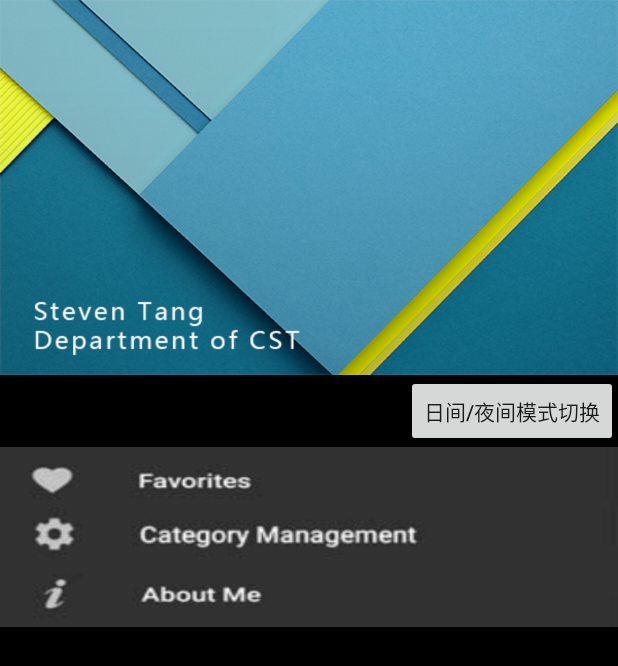
After one commit to JavaNewsApp/News-App, an Android app: the FunctionActivity screen opened directly, with no data from a screen before it, on a phone screen of 412 x 824 dp. The commit adds this screen. Shown: the top 666 px of the screen. Run offline under Robolectric (Android 15) with nearby library versions, the phone set to English and light mode, and no system bars.

Commit message:
2017-09-09 13:46:20

```diff
--- a/BigProject/app/src/main/AndroidManifest.xml
+++ b/BigProject/app/src/main/AndroidManifest.xml
@@ -20,11 +20,13 @@
                 <category android:name="android.intent.category.LAUNCHER" />
             </intent-filter>
         </activity>
+        <activity android:name=".FunctionActivity"/>
         <activity android:name=".AboutMe" />
         <activity android:name=".CategoryManager" />
         <activity android:name=".Favorites" />
         <activity android:name="com.ihandy.a2014011328.bigproject.Setting"/>
         <activity android:name=".Details"></activity>
+
     </application>
 
 </manifest>
--- /dev/null
+++ b/BigProject/app/src/main/java/com/ihandy/a2014011328/bigproject/FunctionActivity.java
@@ -0,0 +1,50 @@
+package com.ihandy.a2014011328.bigproject;
+
+import android.content.Intent;
+import android.os.Bundle;
+import android.support.design.widget.TabLayout;
+import android.support.v4.view.ViewPager;
+import android.support.v7.app.AppCompatActivity;
+import android.support.v7.widget.Toolbar;
+import android.view.View;
+import android.widget.ImageButton;
+
+/**
+ * Created by yu on 17-9-9.
+ */
+
+public class FunctionActivity extends AppCompatActivity{
+
+    protected void onCreate(Bundle savedInstanceState) {
+        super.onCreate(savedInstanceState);
+        setContentView(R.layout.activity_function);
+
+        ImageButton imageButton1 = (ImageButton) findViewById(R.id.favorite);
+        ImageButton imageButton2 = (ImageButton) findViewById(R.id.category);
+        ImageButton imageButton3 = (ImageButton) findViewById(R.id.about_me);
+        imageButton1.setOnClickListener(new View.OnClickListener() {
+            @Override
+            public void onClick(View arg0) {
+                Intent reg = new
+                        Intent(FunctionActivity.this, Favorites.class);
+                startActivity(reg);
+            }
+        });
+        imageButton2.setOnClickListener(new View.OnClickListener() {
+            @Override
+            public void onClick(View arg0) {
+                Intent reg = new
+                        Intent(FunctionActivity.this, Setting.class);
+                startActivityForResult(reg,6);
+            }
+        });
+        imageButton3.setOnClickListener(new View.OnClickListener() {
+            @Override
+            public void onClick(View arg0) {
+                Intent reg = new
+                        Intent(FunctionActivity.this, AboutMe.class);
+                startActivity(reg);
+            }
+        });
+    }
+}
--- /dev/null
+++ b/BigProject/app/src/main/res/layout/activity_function.xml
@@ -0,0 +1,55 @@
+<?xml version="1.0" encoding="utf-8"?>
+<LinearLayout xmlns:android="http://schemas.android.com/apk/res/android"
+    android:orientation="vertical" android:layout_width="match_parent"
+    android:layout_height="match_parent"
+    >
+
+    <RelativeLayout
+        android:layout_width="match_parent"
+        android:layout_height="match_parent"
+        android:layout_gravity="start"
+        android:background="#000000"
+        android:choiceMode="singleChoice"
+        android:dividerHeight="0dp">
+
+        <ImageView
+            android:id="@+id/image_show"
+            android:layout_width="wrap_content"
+            android:layout_height="250dp"
+            android:layout_alignParentEnd="true"
+            android:layout_alignParentRight="true"
+            android:background="@drawable/drawer_name" />__
+
+        <Button
+            android:id="@+id/btn_theme"
+            android:layout_width="wrap_content"
+            android:layout_height="wrap_content"
+            android:layout_alignParentEnd="true"
+            android:layout_alignParentRight="true"
+            android:layout_below="@+id/image_show"
+            android:text="日间/夜间模式切换" />
+
+        <ImageButton
+            android:id="@+id/favorite"
+            android:layout_width="wrap_content"
+            android:layout_height="40dp"
+            android:layout_below="@+id/btn_theme"
+            android:background="@drawable/s1" />
+
+        <ImageButton
+            android:id="@+id/category"
+            android:layout_width="wrap_content"
+            android:layout_height="40dp"
+            android:layout_below="@+id/favorite"
+            android:background="@drawable/s2" />
+
+        <ImageButton
+            android:id="@+id/about_me"
+            android:layout_width="wrap_content"
+            android:layout_height="40dp"
+            android:layout_below="@+id/category"
+            android:background="@drawable/s3" />
+
+    </RelativeLayout>
+
+</LinearLayout>
```
Also changed, not shown: BigProject/app/src/main/java/com/ihandy/a2014011328/bigproject/MainActivity.java (+5 -25 lines), BigProject/app/src/main/res/layout/activity_main.xml (+5 -33 lines), BigProject/app/src/main/res/drawable/function.png (added), 42 other files.
